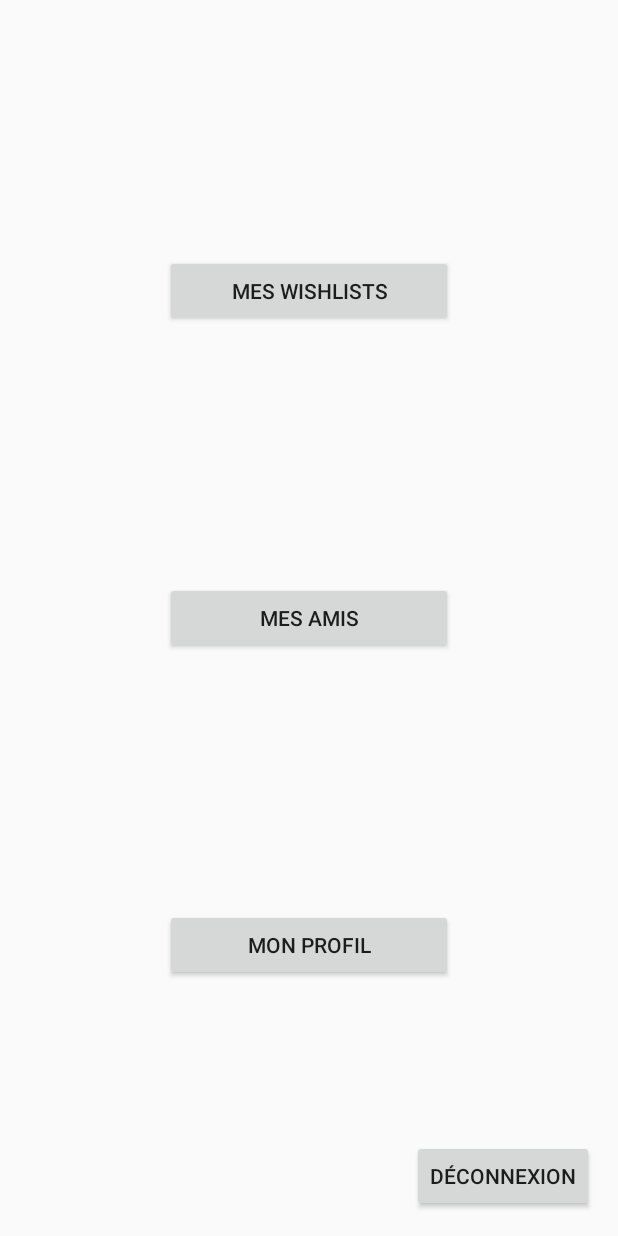
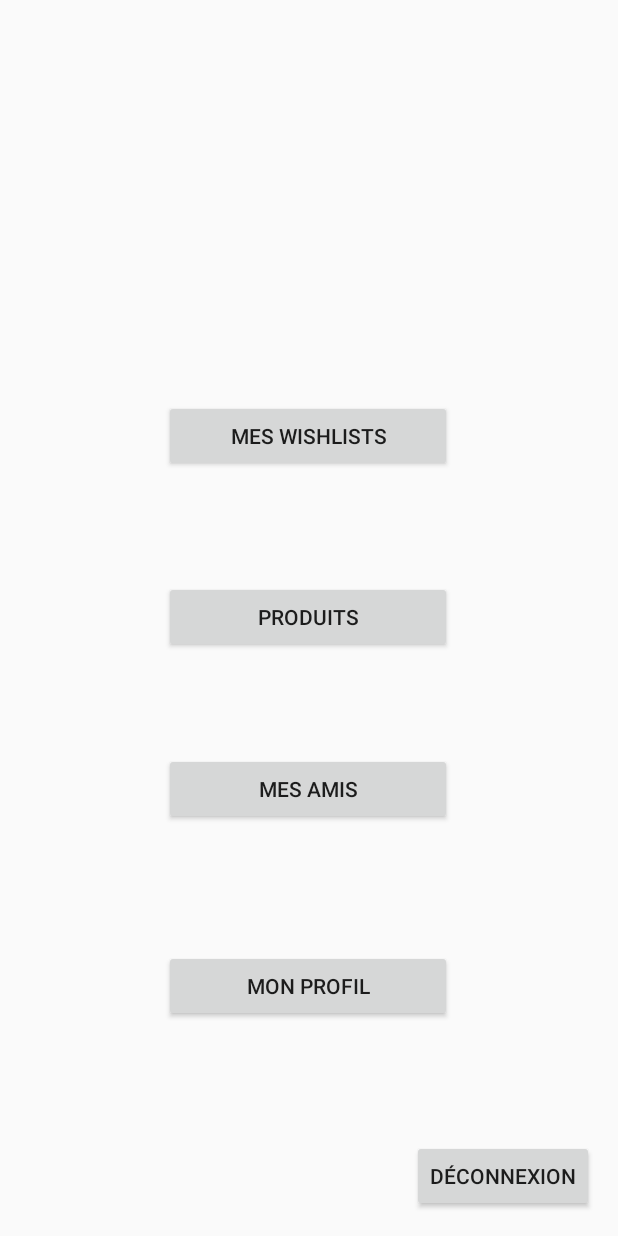
Before and after one commit to CyrilGusbin/LSINF1225-2020-GroupeL3.2-GiftWish, an Android app: the layout activity_menu.xml on its own in the app's theme, with its tools: preview values and no code run, on a phone screen of 412 x 824 dp. Run offline under Robolectric (Android 15) with nearby library versions, the phone set to English and light mode, and no system bars.

Commit message:
- Création de l'interface "PRODUITS" : affiche l'ensemble des produits présents sur cette application. - Création d'une nouvelle base de données pour PRODUITS. - Amélioration de la stabilité.
TODO : - Créer UNE SEULE FOIS la base de données "PRODUITS" --> faire les requêtes directement dans le fichier de la base de données.
       - Créer base de données pour "Mes Amis".
       - Pouvoir retrouver un pseudo.
       - Pouvoir l'ajouter.
       - Pouvoir accepter ou non la demande.
       - Créer base de données pour "Mes Wishlists".
       - Pouvoir créer, nommer, décrire et ajouter des produits dans ma WishList.
       - Autoriser à mes amis la modification de mes WishLists.
       - Pouvoir modifier son profil.
       - Pouvoir supprimer son compte.
       - ETC...

```diff
--- a/app/src/main/AndroidManifest.xml
+++ b/app/src/main/AndroidManifest.xml
@@ -9,7 +9,8 @@
         android:roundIcon="@mipmap/ic_launcher_round"
         android:supportsRtl="true"
         android:theme="@style/AppTheme">
-        <activity android:name=".Interface.WishLists"></activity>
+        <activity android:name=".Interface.Produits"></activity>
+        <activity android:name=".Interface.WishLists" />
         <activity android:name=".Interface.Friends" />
         <activity android:name=".Interface.Profile" />
         <activity android:name=".Interface.Register" />
--- a/app/src/main/res/layout/activity_menu.xml
+++ b/app/src/main/res/layout/activity_menu.xml
@@ -12,11 +12,25 @@
         android:layout_height="wrap_content"
         android:width="@android:dimen/thumbnail_width"
         android:text="Mes WishLists"
-        app:layout_constraintBottom_toTopOf="@+id/amis"
+        app:layout_constraintBottom_toBottomOf="parent"
         app:layout_constraintEnd_toEndOf="parent"
-        app:layout_constraintHorizontal_bias="0.5"
+        app:layout_constraintHorizontal_bias="0.497"
         app:layout_constraintStart_toStartOf="parent"
-        app:layout_constraintTop_toTopOf="parent" />
+        app:layout_constraintTop_toTopOf="parent"
+        app:layout_constraintVertical_bias="0.344" />
+
+    <Button
+        android:id="@+id/produits"
+        android:layout_width="wrap_content"
+        android:layout_height="wrap_content"
+        android:width="@android:dimen/thumbnail_width"
+        android:text="Produits"
+        app:layout_constraintBottom_toBottomOf="parent"
+        app:layout_constraintEnd_toEndOf="parent"
+        app:layout_constraintHorizontal_bias="0.497"
+        app:layout_constraintStart_toStartOf="parent"
+        app:layout_constraintTop_toTopOf="parent"
+        app:layout_constraintVertical_bias="0.499" />
 
     <Button
         android:id="@+id/amis"
@@ -24,11 +38,12 @@
         android:layout_height="wrap_content"
         android:width="@android:dimen/thumbnail_width"
         android:text="Mes amis"
-        app:layout_constraintBottom_toTopOf="@+id/profil"
+        app:layout_constraintBottom_toBottomOf="parent"
         app:layout_constraintEnd_toEndOf="parent"
-        app:layout_constraintHorizontal_bias="0.5"
+        app:layout_constraintHorizontal_bias="0.497"
         app:layout_constraintStart_toStartOf="parent"
-        app:layout_constraintTop_toBottomOf="@+id/wishlist" />
+        app:layout_constraintTop_toTopOf="parent"
+        app:layout_constraintVertical_bias="0.647" />
 
     <Button
         android:id="@+id/profil"
@@ -38,9 +53,10 @@
         android:text="Mon profil"
         app:layout_constraintBottom_toBottomOf="parent"
         app:layout_constraintEnd_toEndOf="parent"
-        app:layout_constraintHorizontal_bias="0.5"
+        app:layout_constraintHorizontal_bias="0.497"
         app:layout_constraintStart_toStartOf="parent"
-        app:layout_constraintTop_toBottomOf="@+id/amis" />
+        app:layout_constraintTop_toTopOf="parent"
+        app:layout_constraintVertical_bias="0.816" />
 
     <Button
         android:id="@+id/deconnexion"
--- a/app/src/main/res/layout/activity_wish_lists.xml
+++ b/app/src/main/res/layout/activity_wish_lists.xml
@@ -1,9 +1,7 @@
 <?xml version="1.0" encoding="utf-8"?>
-<androidx.constraintlayout.widget.ConstraintLayout xmlns:android="http://schemas.android.com/apk/res/android"
+<RelativeLayout xmlns:android="http://schemas.android.com/apk/res/android"
     xmlns:app="http://schemas.android.com/apk/res-auto"
     xmlns:tools="http://schemas.android.com/tools"
     android:layout_width="match_parent"
     android:layout_height="match_parent"
-    tools:context=".Interface.WishLists">
-
-</androidx.constraintlayout.widget.ConstraintLayout>
+    tools:context=".Interface.WishLists"/>
```
Also changed, not shown: app/src/main/java/com/example/wishlist/Backend/Article.java (added, +53 -0 lines), app/src/main/java/com/example/wishlist/Backend/DBManager.java (added, +61 -0 lines), app/src/main/java/com/example/wishlist/Interface/Menu.java (+12 -0 lines), app/src/main/java/com/example/wishlist/Interface/Produits.java (added, +42 -0 lines), app/src/main/res/layout/activity_produits.xml (added, +23 -0 lines).
